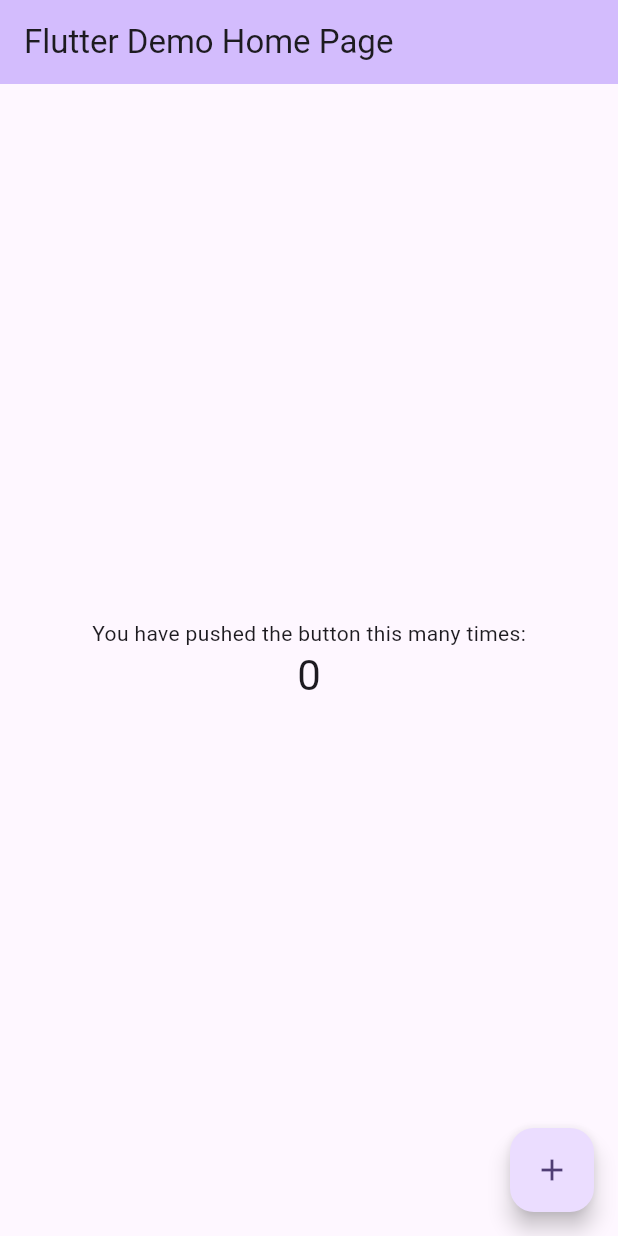
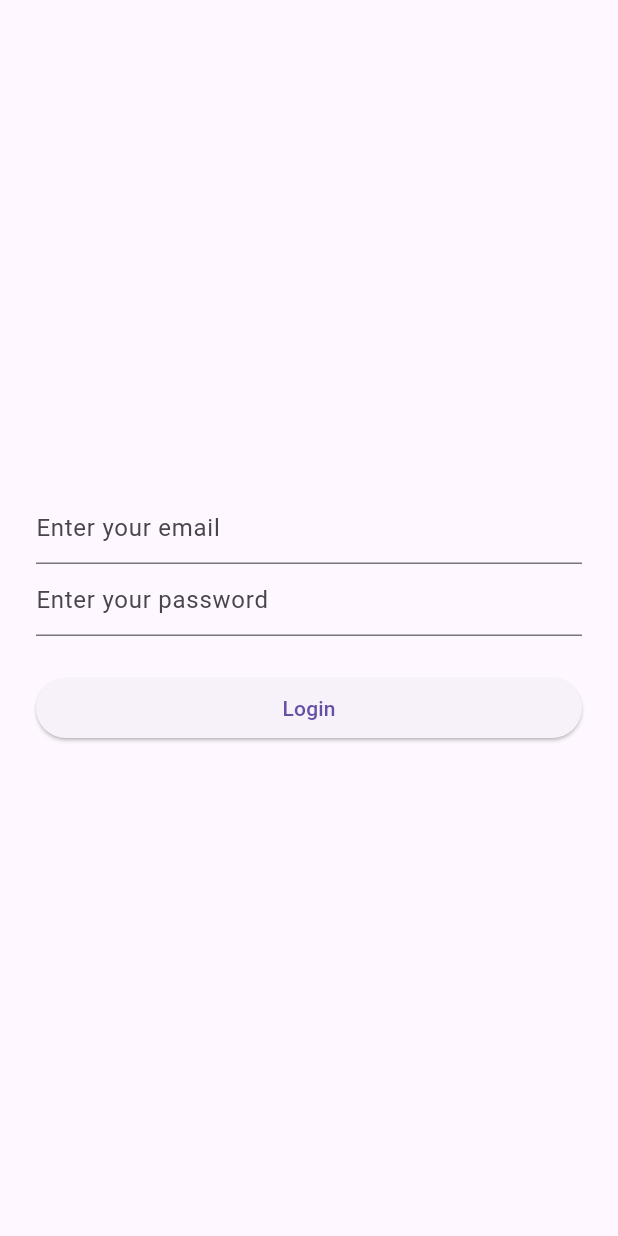
Before and after one commit to kmaba/AIC-Canteen-System, a Flutter app: the screen it shows after launch, on a phone screen of 412 x 824 dp. Run offline on Flutter 3.47's test engine with Material 3 defaults, Android fonts, the phone set to English and light mode, and no system bars; our stand-ins replace cloud_firestore, firebase_auth; accounts and stored records are empty.

Commit message:
Created Base Files

```diff
--- a/lib/main.dart
+++ b/lib/main.dart
@@ -1,125 +1,20 @@
 import 'package:flutter/material.dart';
+import 'screens/login_screen.dart';
+import 'screens/registration_screen.dart';
+import 'screens/order_screen.dart';
 
-void main() {
-  runApp(const MyApp());
-}
+void main() => runApp(MyApp());
 
 class MyApp extends StatelessWidget {
-  const MyApp({super.key});
-
-  // This widget is the root of your application.
   @override
   Widget build(BuildContext context) {
     return MaterialApp(
-      title: 'Flutter Demo',
-      theme: ThemeData(
-        // This is the theme of your application.
-        //
-        // TRY THIS: Try running your application with "flutter run". You'll see
-        // the application has a purple toolbar. Then, without quitting the app,
-        // try changing the seedColor in the colorScheme below to Colors.green
-        // and then invoke "hot reload" (save your changes or press the "hot
-        // reload" button in a Flutter-supported IDE, or press "r" if you used
-        // the command line to start the app).
-        //
-        // Notice that the counter didn't reset back to zero; the application
-        // state is not lost during the reload. To reset the state, use hot
-        // restart instead.
-        //
-        // This works for code too, not just values: Most code changes can be
-        // tested with just a hot reload.
-        colorScheme: ColorScheme.fromSeed(seedColor: Colors.deepPurple),
-        useMaterial3: true,
-      ),
-      home: const MyHomePage(title: 'Flutter Demo Home Page'),
+      initialRoute: '/',
+      routes: {
+        '/': (context) => LoginScreen(),
+        '/register': (context) => RegistrationScreen(),
+        '/orders': (context) => OrderScreen(),
+      },
     );
   }
 }
-
-class MyHomePage extends StatefulWidget {
-  const MyHomePage({super.key, required this.title});
-
-  // This widget is the home page of your application. It is stateful, meaning
-  // that it has a State object (defined below) that contains fields that affect
-  // how it looks.
-
-  // This class is the configuration for the state. It holds the values (in this
-  // case the title) provided by the parent (in this case the App widget) and
-  // used by the build method of the State. Fields in a Widget subclass are
-  // always marked "final".
-
-  final String title;
-
-  @override
-  State<MyHomePage> createState() => _MyHomePageState();
-}
-
-class _MyHomePageState extends State<MyHomePage> {
-  int _counter = 0;
-
-  void _incrementCounter() {
-    setState(() {
-      // This call to setState tells the Flutter framework that something has
-      // changed in this State, which causes it to rerun the build method below
-      // so that the display can reflect the updated values. If we changed
-      // _counter without calling setState(), then the build method would not be
-      // called again, and so nothing would appear to happen.
-      _counter++;
-    });
-  }
-
-  @override
-  Widget build(BuildContext context) {
-    // This method is rerun every time setState is called, for instance as done
-    // by the _incrementCounter method above.
-    //
-    // The Flutter framework has been optimized to make rerunning build methods
-    // fast, so that you can just rebuild anything that needs updating rather
-    // than having to individually change instances of widgets.
-    return Scaffold(
-      appBar: AppBar(
-        // TRY THIS: Try changing the color here to a specific color (to
-        // Colors.amber, perhaps?) and trigger a hot reload to see the AppBar
-        // change color while the other colors stay the same.
-        backgroundColor: Theme.of(context).colorScheme.inversePrimary,
-        // Here we take the value from the MyHomePage object that was created by
-        // the App.build method, and use it to set our appbar title.
-        title: Text(widget.title),
-      ),
-      body: Center(
-        // Center is a layout widget. It takes a single child and positions it
-        // in the middle of the parent.
-        child: Column(
-          // Column is also a layout widget. It takes a list of children and
-          // arranges them vertically. By default, it sizes itself to fit its
-          // children horizontally, and tries to be as tall as its parent.
-          //
-          // Column has various properties to control how it sizes itself and
-          // how it positions its children. Here we use mainAxisAlignment to
-          // center the children vertically; the main axis here is the vertical
-          // axis because Columns are vertical (the cross axis would be
-          // horizontal).
-          //
-          // TRY THIS: Invoke "debug painting" (choose the "Toggle Debug Paint"
-          // action in the IDE, or press "p" in the console), to see the
-          // wireframe for each widget.
-          mainAxisAlignment: MainAxisAlignment.center,
-          children: <Widget>[
-            const Text(
-              'You have pushed the button this many times:',
-            ),
-            Text(
-              '$_counter',
-              style: Theme.of(context).textTheme.headlineMedium,
-            ),
-          ],
-        ),
-      ),
-      floatingActionButton: FloatingActionButton(
-        onPressed: _incrementCounter,
-        tooltip: 'Increment',
-        child: const Icon(Icons.add),
-      ), // This trailing comma makes auto-formatting nicer for build methods.
-    );
-  }
-}
--- /dev/null
+++ b/lib/screens/login_screen.dart
@@ -0,0 +1,69 @@
+import 'package:flutter/material.dart';
+import 'package:firebase_auth/firebase_auth.dart';
+
+class LoginScreen extends StatefulWidget {
+  @override
+  _LoginScreenState createState() => _LoginScreenState();
+}
+
+class _LoginScreenState extends State<LoginScreen> {
+  final _auth = FirebaseAuth.instance;
+  String email;
+  String password;
+  bool showSpinner = false;
+
+  @override
+  Widget build(BuildContext context) {
+    return Scaffold(
+      body: Padding(
+        padding: EdgeInsets.symmetric(horizontal: 24.0),
+        child: Column(
+          mainAxisAlignment: MainAxisAlignment.center,
+          crossAxisAlignment: CrossAxisAlignment.stretch,
+          children: <Widget>[
+            TextField(
+              keyboardType: TextInputType.emailAddress,
+              onChanged: (value) {
+                email = value;
+              },
+              decoration: InputDecoration(
+                hintText: 'Enter your email',
+              ),
+            ),
+            TextField(
+              obscureText: true,
+              onChanged: (value) {
+                password = value;
+              },
+              decoration: InputDecoration(
+                hintText: 'Enter your password',
+              ),
+            ),
+            SizedBox(height: 24.0),
+            ElevatedButton(
+              onPressed: () async {
+                setState(() {
+                  showSpinner = true;
+                });
+                try {
+                  final user = await _auth.signInWithEmailAndPassword(
+                      email: email, password: password);
+                  if (user != null) {
+                    // Navigate to the order screen
+                    Navigator.pushNamed(context, '/orders');
+                  }
+                } catch (e) {
+                  print(e);
+                }
+                setState(() {
+                  showSpinner = false;
+                });
+              },
+              child: Text('Login'),
+            ),
+          ],
+        ),
+      ),
+    );
+  }
+}
```
Also changed, not shown: lib/screens/order_screen.dart (added, +30 -0 lines), lib/screens/registration_screen.dart (added, +80 -0 lines), 4 other files.
